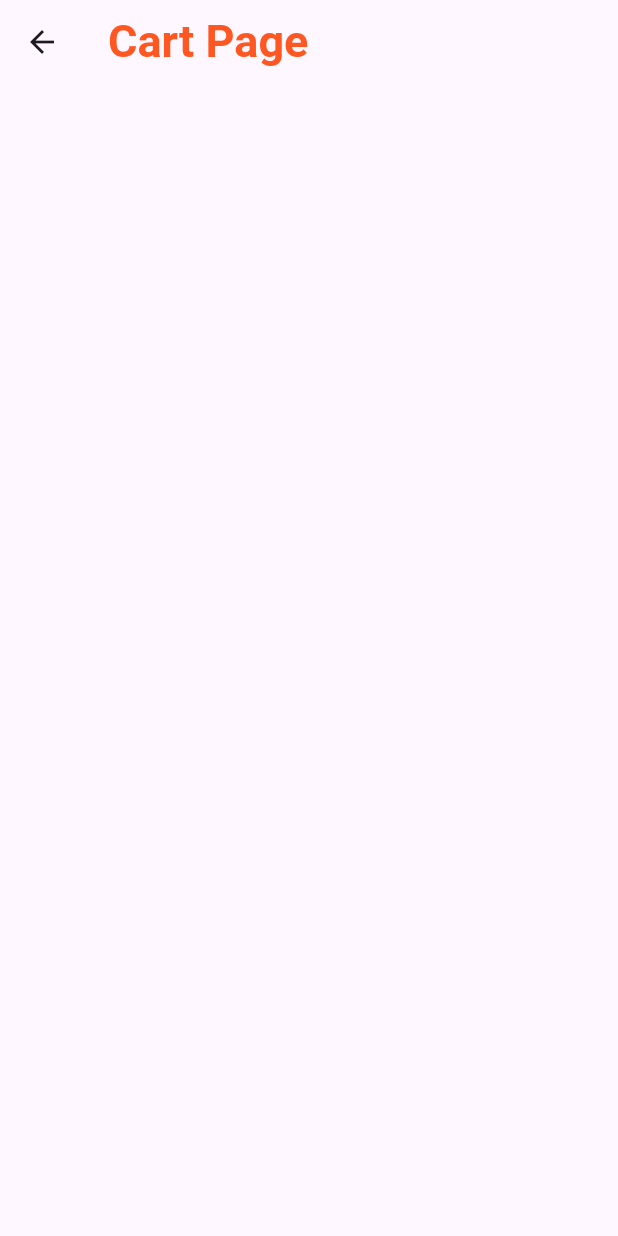
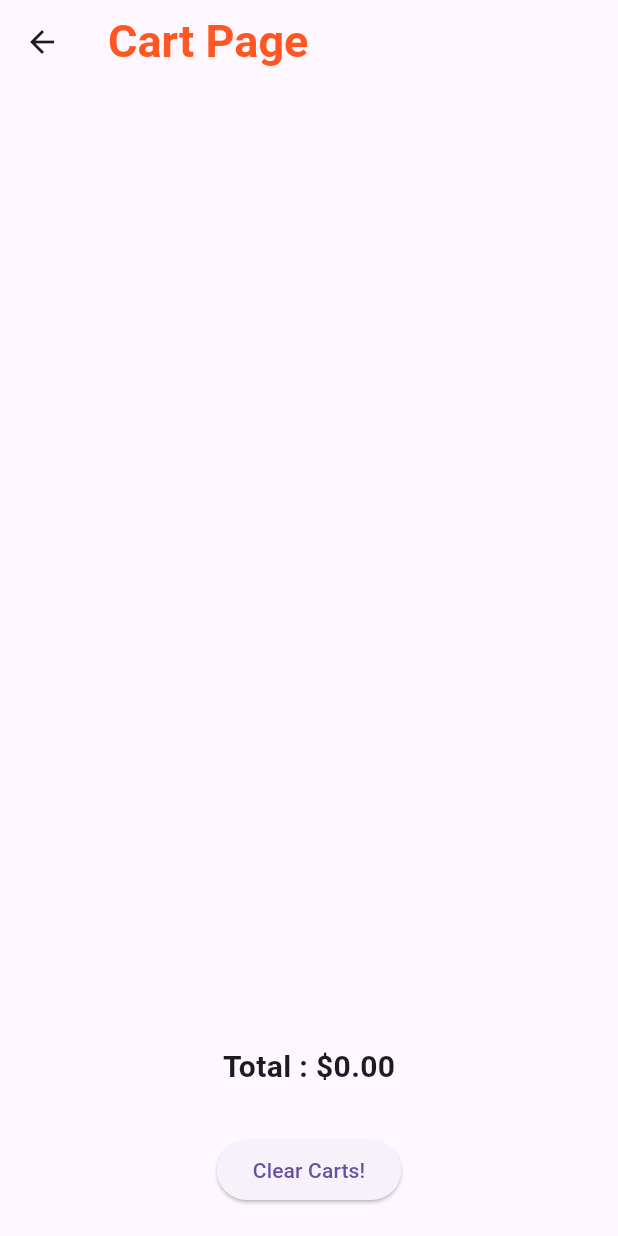
Before and after one commit to dinuka920/provider, a Flutter app: the CartPage screen opened directly, on a phone screen of 412 x 824 dp. Run offline on Flutter 3.47's test engine with Material 3 defaults, Android fonts, the phone set to English and light mode, and no system bars.

Commit message:
calculate the TOTAL added card price

```diff
--- a/lib/pages/cart_page.dart
+++ b/lib/pages/cart_page.dart
@@ -76,7 +76,32 @@ class CartPage extends StatelessWidget {
                     );
                   },
                 ),
-              )
+              ),
+              Padding(
+                padding: EdgeInsets.all(10),
+                child: Text(
+                  "Total : \$${cartProvider.totalPrice.toStringAsFixed(2)}",
+                  style: TextStyle(
+                    fontSize: 20,
+                    fontWeight: FontWeight.bold,
+                  ),
+                ),
+              ),
+              Padding(
+                padding: const EdgeInsets.all(20),
+                child: ElevatedButton(
+                  onPressed: () {
+                    cartProvider.clearAllCarts();
+                    ScaffoldMessenger.of(context).showSnackBar(
+                      SnackBar(
+                        content: Text("Carts Cleared!"),
+                        duration: Duration(seconds: 1),
+                      ),
+                    );
+                  },
+                  child: Text("Clear Carts!"),
+                ),
+              ),
             ],
           );
         },
--- a/lib/providers/cart_provider.dart
+++ b/lib/providers/cart_provider.dart
@@ -3,7 +3,7 @@ import 'package:sm_provider/models/cart_provider_model.dart';
 
 class CartProvider extends ChangeNotifier {
   // cart item state
-  final Map<String, CartItemModel> _items = {};
+  Map<String, CartItemModel> _items = {};
 
   // getter
   Map<String, CartItemModel> get items {
@@ -62,4 +62,23 @@ class CartProvider extends ChangeNotifier {
     }
     notifyListeners();
   }
+
+  // clear cart
+  void clearAllCarts() {
+    _items = {};
+    notifyListeners();
+  }
+
+  // calculate total price of selected carts
+  double get totalPrice {
+    var total = 0.0;
+    _items.forEach(
+      (key, cartItem) {
+        total += cartItem.price * cartItem.quantity;
+      },
+    );
+     notifyListeners();
+    return total;
+
+  }
 }
```
